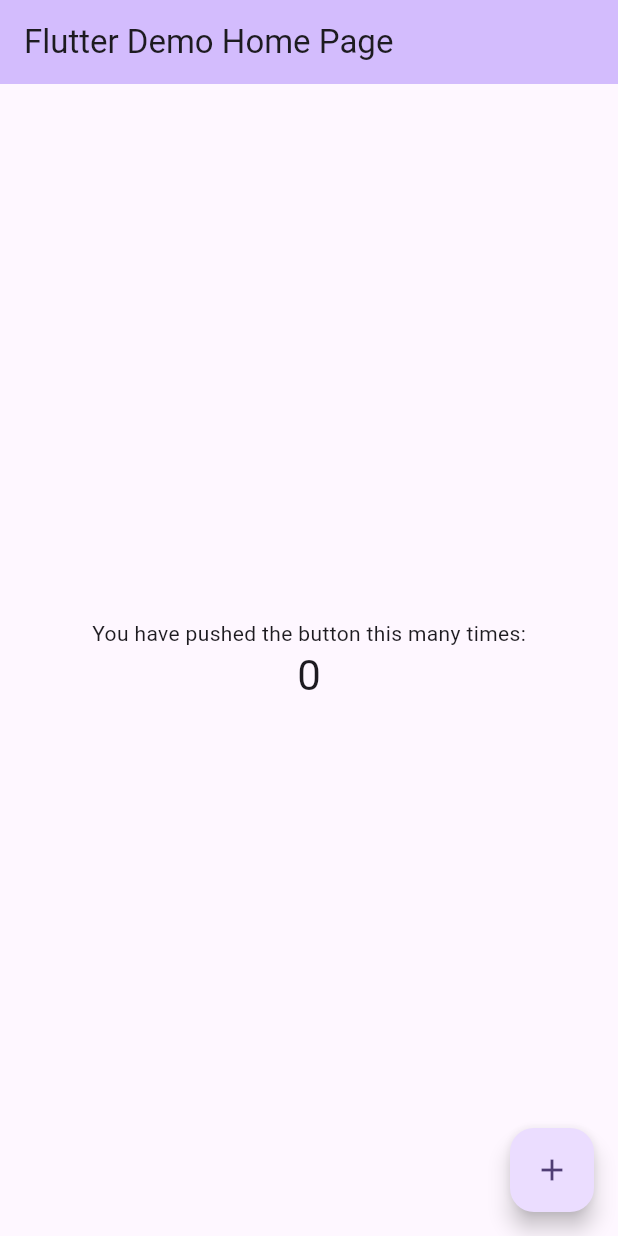
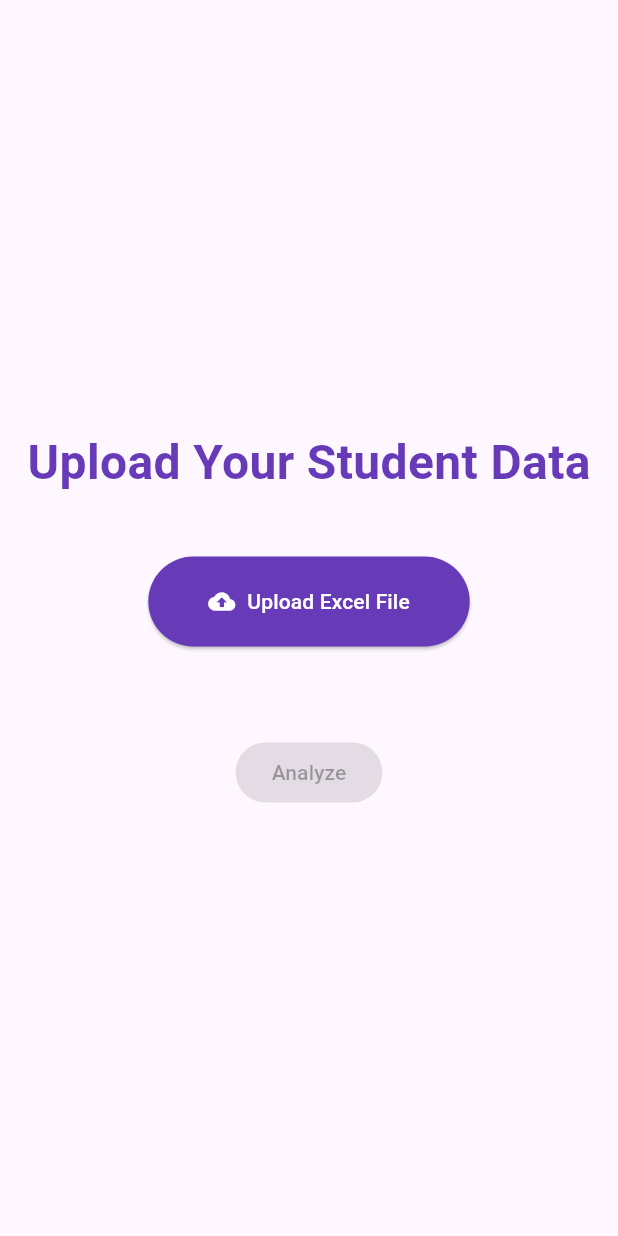
Before and after one commit to josebatman/prototype5, a Flutter app: the screen it shows after launch, on a phone screen of 412 x 824 dp. Run offline on Flutter 3.47's test engine with Material 3 defaults, Android fonts, the phone set to English and light mode, and no system bars; our stand-ins replace file_picker, go_router; missing offline and left inert: excel.

Commit message:
Initial commit of the student analysis app

```diff
--- a/lib/main.dart
+++ b/lib/main.dart
@@ -1,122 +1,43 @@
+
 import 'package:flutter/material.dart';
+import 'package:go_router/go_router.dart';
+import 'package:myapp/analysis_page.dart';
+import 'package:myapp/upload_page.dart';
 
 void main() {
   runApp(const MyApp());
 }
 
+final GoRouter _router = GoRouter(
+  routes: <GoRoute>[
+    GoRoute(
+      path: '/',
+      builder: (BuildContext context, GoRouterState state) {
+        return const UploadPage();
+      },
+    ),
+    GoRoute(
+      path: '/analysis',
+      builder: (BuildContext context, GoRouterState state) {
+        final List<List<dynamic>>? excelData = state.extra as List<List<dynamic>>?;
+        return AnalysisPage(excelData: excelData);
+      },
+    ),
+  ],
+);
+
 class MyApp extends StatelessWidget {
   const MyApp({super.key});
 
-  // This widget is the root of your application.
   @override
   Widget build(BuildContext context) {
-    return MaterialApp(
-      title: 'Flutter Demo',
+    return MaterialApp.router(
+      title: 'Student Analysis App',
       theme: ThemeData(
-        // This is the theme of your application.
-        //
-        // TRY THIS: Try running your application with "flutter run". You'll see
-        // the application has a purple toolbar. Then, without quitting the app,
-        // try changing the seedColor in the colorScheme below to Colors.green
-        // and then invoke "hot reload" (save your changes or press the "hot
-        // reload" button in a Flutter-supported IDE, or press "r" if you used
-        // the command line to start the app).
-        //
-        // Notice that the counter didn't reset back to zero; the application
-        // state is not lost during the reload. To reset the state, use hot
-        // restart instead.
-        //
-        // This works for code too, not just values: Most code changes can be
-        // tested with just a hot reload.
-        colorScheme: ColorScheme.fromSeed(seedColor: Colors.deepPurple),
+        primarySwatch: Colors.deepPurple,
+        visualDensity: VisualDensity.adaptivePlatformDensity,
       ),
-      home: const MyHomePage(title: 'Flutter Demo Home Page'),
+      routerConfig: _router,
     );
   }
 }
-
-class MyHomePage extends StatefulWidget {
-  const MyHomePage({super.key, required this.title});
-
-  // This widget is the home page of your application. It is stateful, meaning
-  // that it has a State object (defined below) that contains fields that affect
-  // how it looks.
-
-  // This class is the configuration for the state. It holds the values (in this
-  // case the title) provided by the parent (in this case the App widget) and
-  // used by the build method of the State. Fields in a Widget subclass are
-  // always marked "final".
-
-  final String title;
-
-  @override
-  State<MyHomePage> createState() => _MyHomePageState();
-}
-
-class _MyHomePageState extends State<MyHomePage> {
-  int _counter = 0;
-
-  void _incrementCounter() {
-    setState(() {
-      // This call to setState tells the Flutter framework that something has
-      // changed in this State, which causes it to rerun the build method below
-      // so that the display can reflect the updated values. If we changed
-      // _counter without calling setState(), then the build method would not be
-      // called again, and so nothing would appear to happen.
-      _counter++;
-    });
-  }
-
-  @override
-  Widget build(BuildContext context) {
-    // This method is rerun every time setState is called, for instance as done
-    // by the _incrementCounter method above.
-    //
-    // The Flutter framework has been optimized to make rerunning build methods
-    // fast, so that you can just rebuild anything that needs updating rather
-    // than having to individually change instances of widgets.
-    return Scaffold(
-      appBar: AppBar(
-        // TRY THIS: Try changing the color here to a specific color (to
-        // Colors.amber, perhaps?) and trigger a hot reload to see the AppBar
-        // change color while the other colors stay the same.
-        backgroundColor: Theme.of(context).colorScheme.inversePrimary,
-        // Here we take the value from the MyHomePage object that was created by
-        // the App.build method, and use it to set our appbar title.
-        title: Text(widget.title),
-      ),
-      body: Center(
-        // Center is a layout widget. It takes a single child and positions it
-        // in the middle of the parent.
-        child: Column(
-          // Column is also a layout widget. It takes a list of children and
-          // arranges them vertically. By default, it sizes itself to fit its
-          // children horizontally, and tries to be as tall as its parent.
-          //
-          // Column has various properties to control how it sizes itself and
-          // how it positions its children. Here we use mainAxisAlignment to
-          // center the children vertically; the main axis here is the vertical
-          // axis because Columns are vertical (the cross axis would be
-          // horizontal).
-          //
-          // TRY THIS: Invoke "debug painting" (choose the "Toggle Debug Paint"
-          // action in the IDE, or press "p" in the console), to see the
-          // wireframe for each widget.
-          mainAxisAlignment: MainAxisAlignment.center,
-          children: <Widget>[
-            const Text('You have pushed the button this many times:'),
-            Text(
-              '$_counter',
-              style: Theme.of(context).textTheme.headlineMedium,
-            ),
-          ],
-        ),
-      ),
-      floatingActionButton: FloatingActionButton(
-        onPressed: _incrementCounter,
-        tooltip: 'Increment',
-        child: const Icon(Icons.add),
-      ), // This trailing comma makes auto-formatting nicer for build methods.
-    );
-  }
-}
--- /dev/null
+++ b/lib/upload_page.dart
@@ -0,0 +1,135 @@
+
+import 'package:flutter/material.dart';
+import 'package:file_picker/file_picker.dart';
+import 'package:excel/excel.dart';
+import 'package:go_router/go_router.dart';
+
+class UploadPage extends StatefulWidget {
+  const UploadPage({super.key});
+
+  @override
+  State<UploadPage> createState() => _UploadPageState();
+}
+
+class _UploadPageState extends State<UploadPage> with SingleTickerProviderStateMixin {
+  bool _isHovering = false;
+  String? _fileName;
+  List<List<dynamic>>? _excelData;
+  late AnimationController _controller;
+  late Animation<double> _animation;
+
+  @override
+  void initState() {
+    super.initState();
+    _controller = AnimationController(
+      duration: const Duration(milliseconds: 300),
+      vsync: this,
+    );
+    _animation = CurvedAnimation(parent: _controller, curve: Curves.easeInOut);
+  }
+
+  @override
+  void dispose() {
+    _controller.dispose();
+    super.dispose();
+  }
+
+  void _pickFile() async {
+    final result = await FilePicker.platform.pickFiles(
+      type: FileType.custom,
+      allowedExtensions: ['xlsx', 'xls'],
+      withData: true,
+    );
+
+    if (result != null && result.files.single.bytes != null) {
+      final bytes = result.files.single.bytes!;
+      final excel = Excel.decodeBytes(bytes);
+
+      if (excel.tables.isNotEmpty) {
+        final sheet = excel.tables[excel.tables.keys.first];
+        if (sheet != null) {
+          setState(() {
+            _fileName = result.files.single.name;
+            _excelData = sheet.rows.map((row) => row.map((cell) => cell?.value).toList()).toList();
+          });
+        }
+      }
+    }
+  }
+
+  void _analyzeData() {
+    if (_excelData != null) {
+      context.go('/analysis', extra: _excelData);
+    }
+  }
+
+  @override
+  Widget build(BuildContext context) {
+    return Scaffold(
+      body: Center(
+        child: Column(
+          mainAxisAlignment: MainAxisAlignment.center,
+          children: <Widget>[
+            const Text(
+              'Upload Your Student Data',
+              style: TextStyle(
+                fontSize: 32,
+                fontWeight: FontWeight.bold,
+                color: Colors.deepPurple,
+              ),
+            ),
+            const SizedBox(height: 40),
+            MouseRegion(
+              onEnter: (event) {
+                setState(() {
+                  _isHovering = true;
+                });
+                _controller.forward();
+              },
+              onExit: (event) {
+                setState(() {
+                  _isHovering = false;
+                });
+                _controller.reverse();
+              },
+              child: ScaleTransition(
+                scale: _animation.drive(Tween(begin: 1.0, end: 1.1)),
+                child: ElevatedButton.icon(
+                  onPressed: _pickFile,
+                  icon: const Icon(Icons.cloud_upload),
+                  label: const Text('Upload Excel File'),
+                  style: ElevatedButton.styleFrom(
+                    foregroundColor: Colors.white,
+                    backgroundColor: Colors.deepPurple,
+                    padding: const EdgeInsets.symmetric(horizontal: 40, vertical: 20),
+                    shape: RoundedRectangleBorder(
+                      borderRadius: BorderRadius.circular(30),
+                    ),
+                  ),
+                ),
+              ),
+            ),
+            const SizedBox(height: 20),
+            if (_fileName != null)
+              Row(
+                mainAxisAlignment: MainAxisAlignment.center,
+                children: [
+                  const Icon(Icons.insert_drive_file, color: Colors.green),
+                  const SizedBox(width: 10),
+                  Text(
+                    _fileName!,
+                    style: const TextStyle(fontSize: 16),
+                  ),
+                ],
+              ),
+            const SizedBox(height: 40),
+            ElevatedButton(
+              onPressed: _excelData != null ? _analyzeData : null,
+              child: const Text('Analyze'),
+            ),
+          ],
+        ),
+      ),
+    );
+  }
+}
--- a/pubspec.yaml
+++ b/pubspec.yaml
@@ -34,6 +34,9 @@ dependencies:
   # The following adds the Cupertino Icons font to your application.
   # Use with the CupertinoIcons class for iOS style icons.
   cupertino_icons: ^1.0.8
+  go_router: ^16.2.5
+  file_picker: ^10.3.3
+  excel: ^4.0.6
 
 dev_dependencies:
   flutter_test:
```
Also changed, not shown: lib/analysis_page.dart (added, +304 -0 lines), pubspec.lock, 3 other files.
